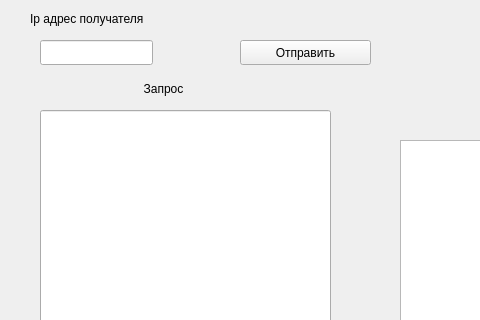
Above: src/senddialog.ui from S-N-A/dicomClient before the change; both pictures show x 0 to 480 and y 0 to 320 of the 751 by 480 pixel window. Below: the same form after it.
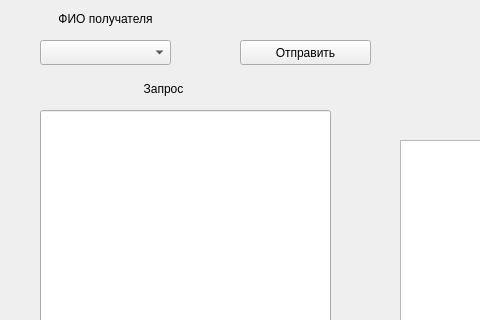
That is the form after the change.

```diff
--- a/src/senddialog.ui
+++ b/src/senddialog.ui
@@ -29,16 +29,6 @@
     <set>QDialogButtonBox::Cancel|QDialogButtonBox::Ok</set>
    </property>
   </widget>
-  <widget class="QLineEdit" name="ipLineEdit">
-   <property name="geometry">
-    <rect>
-     <x>40</x>
-     <y>40</y>
-     <width>113</width>
-     <height>25</height>
-    </rect>
-   </property>
-  </widget>
   <widget class="QLabel" name="ipLineLabel">
    <property name="geometry">
     <rect>
@@ -49,7 +39,10 @@
     </rect>
    </property>
    <property name="text">
-    <string>Ip адрес получателя</string>
+    <string>ФИО получателя</string>
+   </property>
+   <property name="alignment">
+    <set>Qt::AlignCenter</set>
    </property>
   </widget>
   <widget class="QLabel" name="requestLable">
@@ -117,6 +110,16 @@
     <string>Отправить</string>
    </property>
   </widget>
+  <widget class="QComboBox" name="nameComboBox">
+   <property name="geometry">
+    <rect>
+     <x>40</x>
+     <y>40</y>
+     <width>131</width>
+     <height>25</height>
+    </rect>
+   </property>
+  </widget>
  </widget>
  <resources/>
  <connections>
```
